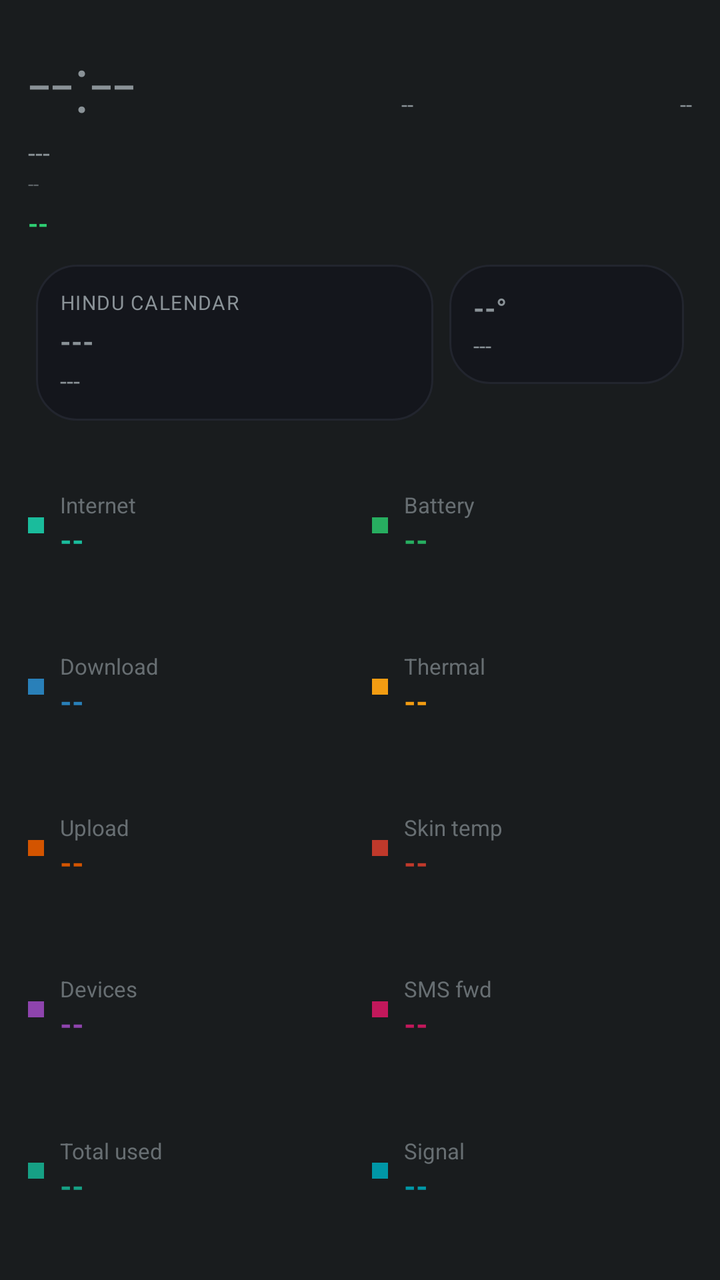
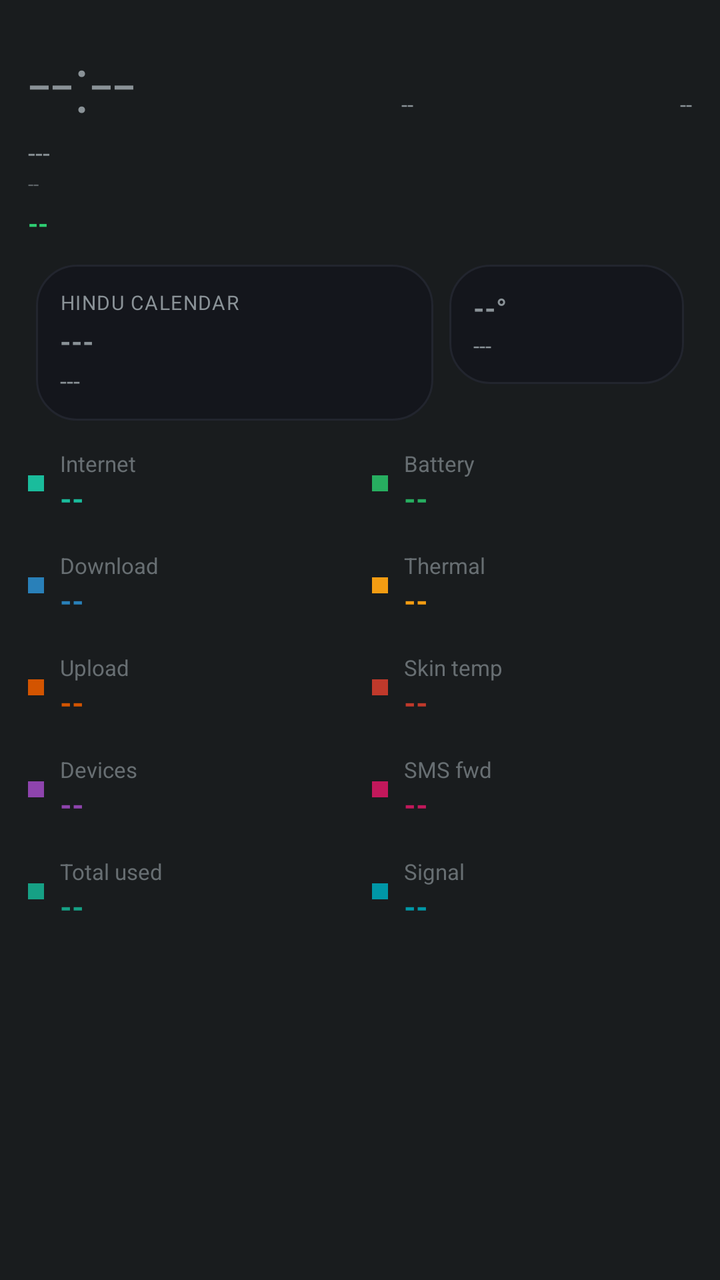

An Android layout rendered at two revisions. The XML below is the earlier revision; the diff shows what the commit changed to produce the second picture.
<!-- AndroidManifest.xml: application theme android:Theme.DeviceDefault.NoActionBar -->
<!-- res/layout/aod_layout_oneui_plus.xml -->
<?xml version="1.0" encoding="utf-8"?>
<LinearLayout xmlns:android="http://schemas.android.com/apk/res/android"
    android:id="@+id/bg_root"
    android:layout_width="match_parent"
    android:layout_height="match_parent"
    android:orientation="vertical"
    android:padding="14dp">

    <LinearLayout
        android:layout_width="match_parent"
        android:layout_height="wrap_content"
        android:orientation="horizontal">

        <TextView
            android:id="@+id/clock"
            android:layout_width="wrap_content"
            android:layout_height="wrap_content"
            android:textSize="40sp"
            android:fontFamily="sans-serif-light"
            android:text="--:--" />

        <TextView
            android:id="@+id/net_type_badge"
            android:layout_width="0dp"
            android:layout_height="wrap_content"
            android:layout_weight="1"
            android:layout_gravity="top"
            android:gravity="end"
            android:textSize="11sp"
            android:text="--" />

        <TextView
            android:id="@+id/akd_badge"
            android:layout_width="0dp"
            android:layout_height="wrap_content"
            android:layout_weight="1"
            android:layout_gravity="top"
            android:gravity="end"
            android:textSize="11sp"
            android:text="--" />
    </LinearLayout>

    <TextView
        android:id="@+id/date"
        android:layout_width="wrap_content"
        android:layout_height="wrap_content"
        android:textSize="13sp"
        android:text="---" />

    <TextView
        android:id="@+id/perf_badge"
        android:layout_width="wrap_content"
        android:layout_height="wrap_content"
        android:textSize="10sp"
        android:alpha="0.6"
        android:text="--" />

    <TextView
        android:id="@+id/health_badge"
        android:layout_width="wrap_content"
        android:layout_height="wrap_content"
        android:layout_marginTop="4dp"
        android:textAllCaps="true"
        android:textStyle="bold"
        android:textSize="13sp"
        android:textColor="#2ecc71"
        android:text="--" />

    <TextView
        android:id="@+id/muhurat_badge"
        android:layout_width="wrap_content"
        android:layout_height="wrap_content"
        android:textSize="11sp"
        android:textStyle="bold"
        android:visibility="gone"
        android:text="--" />

    <LinearLayout
        android:layout_width="match_parent"
        android:layout_height="wrap_content"
        android:orientation="horizontal"
        android:layout_marginTop="8dp">

        <LinearLayout
            android:id="@+id/panchang_card"
            android:layout_width="0dp"
            android:layout_height="wrap_content"
            android:layout_weight="1.7"
            android:layout_margin="4dp"
            android:background="@drawable/bg_card"
            android:orientation="vertical"
            android:gravity="center_vertical"
            android:padding="12dp">

            <TextView
                android:id="@+id/panchang_header"
                android:layout_width="wrap_content"
                android:layout_height="wrap_content"
                android:textSize="10sp"
                android:textAllCaps="true"
                android:letterSpacing="0.05"
                android:text="Hindu calendar" />

            <TextView
                android:id="@+id/panchang_tithi"
                android:layout_width="match_parent"
                android:layout_height="wrap_content"
                android:layout_marginTop="3dp"
                android:textStyle="bold"
                android:maxLines="1"
                android:autoSizeTextType="uniform"
                android:autoSizeMinTextSize="13sp"
                android:autoSizeMaxTextSize="18sp"
                android:text="---" />

            <TextView
                android:id="@+id/panchang_nakshatra"
                android:layout_width="match_parent"
                android:layout_height="wrap_content"
                android:layout_marginTop="2dp"
                android:textSize="12sp"
                android:maxLines="1"
                android:ellipsize="end"
                android:text="---" />
        </LinearLayout>

        <LinearLayout
            android:id="@+id/weather_card"
            android:layout_width="0dp"
            android:layout_height="wrap_content"
            android:layout_weight="1"
            android:layout_margin="4dp"
            android:background="@drawable/bg_card"
            android:orientation="vertical"
            android:gravity="center_vertical"
            android:padding="12dp">

            <TextView
                android:id="@+id/weather_temp"
                android:layout_width="match_parent"
                android:layout_height="wrap_content"
                android:textStyle="bold"
                android:maxLines="1"
                android:autoSizeTextType="uniform"
                android:autoSizeMinTextSize="14sp"
                android:autoSizeMaxTextSize="20sp"
                android:text="--°" />

            <TextView
                android:id="@+id/weather_condition"
                android:layout_width="match_parent"
                android:layout_height="wrap_content"
                android:layout_marginTop="2dp"
                android:textSize="11sp"
                android:maxLines="2"
                android:text="---" />
        </LinearLayout>
    </LinearLayout>

    
    <LinearLayout
        android:layout_width="match_parent"
        android:layout_height="0dp"
        android:layout_weight="1"
        android:orientation="horizontal"
        android:layout_marginTop="8dp">

        <LinearLayout android:layout_width="0dp" android:layout_height="match_parent" android:layout_weight="1" android:orientation="vertical" android:layout_marginEnd="6dp">
            <LinearLayout android:id="@+id/row8" android:layout_width="match_parent" android:layout_height="0dp" android:layout_weight="1" android:orientation="horizontal" android:gravity="center_vertical">
                <View android:layout_width="8dp" android:layout_height="8dp" android:layout_marginEnd="8dp" android:background="#1abc9c" />
                <LinearLayout android:layout_width="0dp" android:layout_height="wrap_content" android:layout_weight="1" android:orientation="vertical">
                    <TextView android:id="@+id/stat_label" android:layout_width="wrap_content" android:layout_height="wrap_content" android:textSize="11sp" android:alpha="0.7" android:text="Internet" />
                    <TextView android:id="@+id/stat_value" android:layout_width="wrap_content" android:layout_height="wrap_content" android:textStyle="bold" android:textSize="15sp" android:textColor="#1abc9c" android:text="--" />
                </LinearLayout>
            </LinearLayout>
            <LinearLayout android:id="@+id/row0" android:layout_width="match_parent" android:layout_height="0dp" android:layout_weight="1" android:orientation="horizontal" android:gravity="center_vertical">
                <View android:layout_width="8dp" android:layout_height="8dp" android:layout_marginEnd="8dp" android:background="#2980b9" />
                <LinearLayout android:layout_width="0dp" android:layout_height="wrap_content" android:layout_weight="1" android:orientation="vertical">
                    <TextView android:id="@+id/stat_label" android:layout_width="wrap_content" android:layout_height="wrap_content" android:textSize="11sp" android:alpha="0.7" android:text="Download" />
                    <TextView android:id="@+id/stat_value" android:layout_width="wrap_content" android:layout_height="wrap_content" android:textStyle="bold" android:textSize="15sp" android:textColor="#2980b9" android:text="--" />
                </LinearLayout>
            </LinearLayout>
            <LinearLayout android:id="@+id/row1" android:layout_width="match_parent" android:layout_height="0dp" android:layout_weight="1" android:orientation="horizontal" android:gravity="center_vertical">
                <View android:layout_width="8dp" android:layout_height="8dp" android:layout_marginEnd="8dp" android:background="#d35400" />
                <LinearLayout android:layout_width="0dp" android:layout_height="wrap_content" android:layout_weight="1" android:orientation="vertical">
                    <TextView android:id="@+id/stat_label" android:layout_width="wrap_content" android:layout_height="wrap_content" android:textSize="11sp" android:alpha="0.7" android:text="Upload" />
                    <TextView android:id="@+id/stat_value" android:layout_width="wrap_content" android:layout_height="wrap_content" android:textStyle="bold" android:textSize="15sp" android:textColor="#d35400" android:text="--" />
                </LinearLayout>
            </LinearLayout>
            <LinearLayout android:id="@+id/row2" android:layout_width="match_parent" android:layout_height="0dp" android:layout_weight="1" android:orientation="horizontal" android:gravity="center_vertical">
                <View android:layout_width="8dp" android:layout_height="8dp" android:layout_marginEnd="8dp" android:background="#8e44ad" />
                <LinearLayout android:layout_width="0dp" android:layout_height="wrap_content" android:layout_weight="1" android:orientation="vertical">
                    <TextView android:id="@+id/stat_label" android:layout_width="wrap_content" android:layout_height="wrap_content" android:textSize="11sp" android:alpha="0.7" android:text="Devices" />
                    <TextView android:id="@+id/stat_value" android:layout_width="wrap_content" android:layout_height="wrap_content" android:textStyle="bold" android:textSize="15sp" android:textColor="#8e44ad" android:text="--" />
                </LinearLayout>
            </LinearLayout>
            <LinearLayout android:id="@+id/row3" android:layout_width="match_parent" android:layout_height="0dp" android:layout_weight="1" android:orientation="horizontal" android:gravity="center_vertical">
                <View android:layout_width="8dp" android:layout_height="8dp" android:layout_marginEnd="8dp" android:background="#16a085" />
                <LinearLayout android:layout_width="0dp" android:layout_height="wrap_content" android:layout_weight="1" android:orientation="vertical">
                    <TextView android:id="@+id/stat_label" android:layout_width="wrap_content" android:layout_height="wrap_content" android:textSize="11sp" android:alpha="0.7" android:text="Total used" />
                    <TextView android:id="@+id/stat_value" android:layout_width="wrap_content" android:layout_height="wrap_content" android:textStyle="bold" android:textSize="15sp" android:textColor="#16a085" android:text="--" />
                </LinearLayout>
            </LinearLayout>
        </LinearLayout>

        <LinearLayout android:layout_width="0dp" android:layout_height="match_parent" android:layout_weight="1" android:orientation="vertical" android:layout_marginStart="6dp">
            <LinearLayout android:id="@+id/row4" android:layout_width="match_parent" android:layout_height="0dp" android:layout_weight="1" android:orientation="horizontal" android:gravity="center_vertical">
                <View android:layout_width="8dp" android:layout_height="8dp" android:layout_marginEnd="8dp" android:background="#27ae60" />
                <LinearLayout android:layout_width="0dp" android:layout_height="wrap_content" android:layout_weight="1" android:orientation="vertical">
                    <TextView android:id="@+id/stat_label" android:layout_width="wrap_content" android:layout_height="wrap_content" android:textSize="11sp" android:alpha="0.7" android:text="Battery" />
                    <TextView android:id="@+id/stat_value" android:layout_width="wrap_content" android:layout_height="wrap_content" android:textStyle="bold" android:textSize="15sp" android:textColor="#27ae60" android:text="--" />
                </LinearLayout>
            </LinearLayout>
            <LinearLayout android:id="@+id/row5" android:layout_width="match_parent" android:layout_height="0dp" android:layout_weight="1" android:orientation="horizontal" android:gravity="center_vertical">
                <View android:layout_width="8dp" android:layout_height="8dp" android:layout_marginEnd="8dp" android:background="#f39c12" />
                <LinearLayout android:layout_width="0dp" android:layout_height="wrap_content" android:layout_weight="1" android:orientation="vertical">
                    <TextView android:id="@+id/stat_label" android:layout_width="wrap_content" android:layout_height="wrap_content" android:textSize="11sp" android:alpha="0.7" android:text="Thermal" />
                    <TextView android:id="@+id/stat_value" android:layout_width="wrap_content" android:layout_height="wrap_content" android:textStyle="bold" android:textSize="15sp" android:textColor="#f39c12" android:text="--" />
                </LinearLayout>
            </LinearLayout>
            <LinearLayout android:id="@+id/row6" android:layout_width="match_parent" android:layout_height="0dp" android:layout_weight="1" android:orientation="horizontal" android:gravity="center_vertical">
                <View android:layout_width="8dp" android:layout_height="8dp" android:layout_marginEnd="8dp" android:background="#c0392b" />
                <LinearLayout android:layout_width="0dp" android:layout_height="wrap_content" android:layout_weight="1" android:orientation="vertical">
                    <TextView android:id="@+id/stat_label" android:layout_width="wrap_content" android:layout_height="wrap_content" android:textSize="11sp" android:alpha="0.7" android:text="Skin temp" />
                    <TextView android:id="@+id/stat_value" android:layout_width="wrap_content" android:layout_height="wrap_content" android:textStyle="bold" android:textSize="15sp" android:textColor="#c0392b" android:text="--" />
                </LinearLayout>
            </LinearLayout>
            <LinearLayout android:id="@+id/row7" android:layout_width="match_parent" android:layout_height="0dp" android:layout_weight="1" android:orientation="horizontal" android:gravity="center_vertical">
                <View android:layout_width="8dp" android:layout_height="8dp" android:layout_marginEnd="8dp" android:background="#c2185b" />
                <LinearLayout android:layout_width="0dp" android:layout_height="wrap_content" android:layout_weight="1" android:orientation="vertical">
                    <TextView android:id="@+id/stat_label" android:layout_width="wrap_content" android:layout_height="wrap_content" android:textSize="11sp" android:alpha="0.7" android:text="SMS fwd" />
                    <TextView android:id="@+id/stat_value" android:layout_width="wrap_content" android:layout_height="wrap_content" android:textStyle="bold" android:textSize="15sp" android:textColor="#c2185b" android:text="--" />
                </LinearLayout>
            </LinearLayout>
            <LinearLayout android:id="@+id/row9" android:layout_width="match_parent" android:layout_height="0dp" android:layout_weight="1" android:orientation="horizontal" android:gravity="center_vertical">
                <View android:layout_width="8dp" android:layout_height="8dp" android:layout_marginEnd="8dp" android:background="#0097a7" />
                <LinearLayout android:layout_width="0dp" android:layout_height="wrap_content" android:layout_weight="1" android:orientation="vertical">
                    <TextView android:id="@+id/stat_label" android:layout_width="wrap_content" android:layout_height="wrap_content" android:textSize="11sp" android:alpha="0.7" android:text="Signal" />
                    <TextView android:id="@+id/stat_value" android:layout_width="wrap_content" android:layout_height="wrap_content" android:textStyle="bold" android:textSize="15sp" android:textColor="#0097a7" android:text="--" />
                </LinearLayout>
            </LinearLayout>
        </LinearLayout>
    </LinearLayout>

</LinearLayout>
<!-- resources referenced by this layout -->
<resources>
  <!-- drawable bg_card (drawable) -->
  <?xml version="1.0" encoding="utf-8"?>
  <shape xmlns:android="http://schemas.android.com/apk/res/android">
      <solid android:color="#14161C" />
      <corners android:radius="20dp" />
      <stroke android:width="1dp" android:color="#22252E" />
  </shape>
</resources>

<!-- the commit's change to res/layout/aod_layout_oneui_plus.xml (unified diff, before → after) -->
@@ -160,41 +160,40 @@
     
     <LinearLayout
         android:layout_width="match_parent"
-        android:layout_height="0dp"
-        android:layout_weight="1"
+        android:layout_height="wrap_content"
         android:orientation="horizontal"
-        android:layout_marginTop="8dp">
-
-        <LinearLayout android:layout_width="0dp" android:layout_height="match_parent" android:layout_weight="1" android:orientation="vertical" android:layout_marginEnd="6dp">
-            <LinearLayout android:id="@+id/row8" android:layout_width="match_parent" android:layout_height="0dp" android:layout_weight="1" android:orientation="horizontal" android:gravity="center_vertical">
+        android:layout_marginTop="10dp">
+
+        <LinearLayout android:layout_width="0dp" android:layout_height="wrap_content" android:layout_weight="1" android:orientation="vertical" android:layout_marginEnd="6dp">
+            <LinearLayout android:id="@+id/row8" android:layout_width="match_parent" android:layout_height="wrap_content" android:orientation="horizontal" android:gravity="center_vertical" android:layout_marginBottom="16dp">
                 <View android:layout_width="8dp" android:layout_height="8dp" android:layout_marginEnd="8dp" android:background="#1abc9c" />
                 <LinearLayout android:layout_width="0dp" android:layout_height="wrap_content" android:layout_weight="1" android:orientation="vertical">
                     <TextView android:id="@+id/stat_label" android:layout_width="wrap_content" android:layout_height="wrap_content" android:textSize="11sp" android:alpha="0.7" android:text="Internet" />
                     <TextView android:id="@+id/stat_value" android:layout_width="wrap_content" android:layout_height="wrap_content" android:textStyle="bold" android:textSize="15sp" android:textColor="#1abc9c" android:text="--" />
                 </LinearLayout>
             </LinearLayout>
-            <LinearLayout android:id="@+id/row0" android:layout_width="match_parent" android:layout_height="0dp" android:layout_weight="1" android:orientation="horizontal" android:gravity="center_vertical">
+            <LinearLayout android:id="@+id/row0" android:layout_width="match_parent" android:layout_height="wrap_content" android:orientation="horizontal" android:gravity="center_vertical" android:layout_marginBottom="16dp">
                 <View android:layout_width="8dp" android:layout_height="8dp" android:layout_marginEnd="8dp" android:background="#2980b9" />
                 <LinearLayout android:layout_width="0dp" android:layout_height="wrap_content" android:layout_weight="1" android:orientation="vertical">
                     <TextView android:id="@+id/stat_label" android:layout_width="wrap_content" android:layout_height="wrap_content" android:textSize="11sp" android:alpha="0.7" android:text="Download" />
                     <TextView android:id="@+id/stat_value" android:layout_width="wrap_content" android:layout_height="wrap_content" android:textStyle="bold" android:textSize="15sp" android:textColor="#2980b9" android:text="--" />
                 </LinearLayout>
             </LinearLayout>
-            <LinearLayout android:id="@+id/row1" android:layout_width="match_parent" android:layout_height="0dp" android:layout_weight="1" android:orientation="horizontal" android:gravity="center_vertical">
+            <LinearLayout android:id="@+id/row1" android:layout_width="match_parent" android:layout_height="wrap_content" android:orientation="horizontal" android:gravity="center_vertical" android:layout_marginBottom="16dp">
                 <View android:layout_width="8dp" android:layout_height="8dp" android:layout_marginEnd="8dp" android:background="#d35400" />
                 <LinearLayout android:layout_width="0dp" android:layout_height="wrap_content" android:layout_weight="1" android:orientation="vertical">
                     <TextView android:id="@+id/stat_label" android:layout_width="wrap_content" android:layout_height="wrap_content" android:textSize="11sp" android:alpha="0.7" android:text="Upload" />
                     <TextView android:id="@+id/stat_value" android:layout_width="wrap_content" android:layout_height="wrap_content" android:textStyle="bold" android:textSize="15sp" android:textColor="#d35400" android:text="--" />
                 </LinearLayout>
             </LinearLayout>
-            <LinearLayout android:id="@+id/row2" android:layout_width="match_parent" android:layout_height="0dp" android:layout_weight="1" android:orientation="horizontal" android:gravity="center_vertical">
+            <LinearLayout android:id="@+id/row2" android:layout_width="match_parent" android:layout_height="wrap_content" android:orientation="horizontal" android:gravity="center_vertical" android:layout_marginBottom="16dp">
                 <View android:layout_width="8dp" android:layout_height="8dp" android:layout_marginEnd="8dp" android:background="#8e44ad" />
                 <LinearLayout android:layout_width="0dp" android:layout_height="wrap_content" android:layout_weight="1" android:orientation="vertical">
                     <TextView android:id="@+id/stat_label" android:layout_width="wrap_content" android:layout_height="wrap_content" android:textSize="11sp" android:alpha="0.7" android:text="Devices" />
                     <TextView android:id="@+id/stat_value" android:layout_width="wrap_content" android:layout_height="wrap_content" android:textStyle="bold" android:textSize="15sp" android:textColor="#8e44ad" android:text="--" />
                 </LinearLayout>
             </LinearLayout>
-            <LinearLayout android:id="@+id/row3" android:layout_width="match_parent" android:layout_height="0dp" android:layout_weight="1" android:orientation="horizontal" android:gravity="center_vertical">
+            <LinearLayout android:id="@+id/row3" android:layout_width="match_parent" android:layout_height="wrap_content" android:orientation="horizontal" android:gravity="center_vertical" android:layout_marginBottom="16dp">
                 <View android:layout_width="8dp" android:layout_height="8dp" android:layout_marginEnd="8dp" android:background="#16a085" />
                 <LinearLayout android:layout_width="0dp" android:layout_height="wrap_content" android:layout_weight="1" android:orientation="vertical">
                     <TextView android:id="@+id/stat_label" android:layout_width="wrap_content" android:layout_height="wrap_content" android:textSize="11sp" android:alpha="0.7" android:text="Total used" />
@@ -203,36 +202,36 @@
             </LinearLayout>
         </LinearLayout>
 
-        <LinearLayout android:layout_width="0dp" android:layout_height="match_parent" android:layout_weight="1" android:orientation="vertical" android:layout_marginStart="6dp">
-            <LinearLayout android:id="@+id/row4" android:layout_width="match_parent" android:layout_height="0dp" android:layout_weight="1" android:orientation="horizontal" android:gravity="center_vertical">
+        <LinearLayout android:layout_width="0dp" android:layout_height="wrap_content" android:layout_weight="1" android:orientation="vertical" android:layout_marginStart="6dp">
+            <LinearLayout android:id="@+id/row4" android:layout_width="match_parent" android:layout_height="wrap_content" android:orientation="horizontal" android:gravity="center_vertical" android:layout_marginBottom="16dp">
                 <View android:layout_width="8dp" android:layout_height="8dp" android:layout_marginEnd="8dp" android:background="#27ae60" />
                 <LinearLayout android:layout_width="0dp" android:layout_height="wrap_content" android:layout_weight="1" android:orientation="vertical">
                     <TextView android:id="@+id/stat_label" android:layout_width="wrap_content" android:layout_height="wrap_content" android:textSize="11sp" android:alpha="0.7" android:text="Battery" />
                     <TextView android:id="@+id/stat_value" android:layout_width="wrap_content" android:layout_height="wrap_content" android:textStyle="bold" android:textSize="15sp" android:textColor="#27ae60" android:text="--" />
                 </LinearLayout>
             </LinearLayout>
-            <LinearLayout android:id="@+id/row5" android:layout_width="match_parent" android:layout_height="0dp" android:layout_weight="1" android:orientation="horizontal" android:gravity="center_vertical">
+            <LinearLayout android:id="@+id/row5" android:layout_width="match_parent" android:layout_height="wrap_content" android:orientation="horizontal" android:gravity="center_vertical" android:layout_marginBottom="16dp">
                 <View android:layout_width="8dp" android:layout_height="8dp" android:layout_marginEnd="8dp" android:background="#f39c12" />
                 <LinearLayout android:layout_width="0dp" android:layout_height="wrap_content" android:layout_weight="1" android:orientation="vertical">
                     <TextView android:id="@+id/stat_label" android:layout_width="wrap_content" android:layout_height="wrap_content" android:textSize="11sp" android:alpha="0.7" android:text="Thermal" />
                     <TextView android:id="@+id/stat_value" android:layout_width="wrap_content" android:layout_height="wrap_content" android:textStyle="bold" android:textSize="15sp" android:textColor="#f39c12" android:text="--" />
                 </LinearLayout>
             </LinearLayout>
-            <LinearLayout android:id="@+id/row6" android:layout_width="match_parent" android:layout_height="0dp" android:layout_weight="1" android:orientation="horizontal" android:gravity="center_vertical">
+            <LinearLayout android:id="@+id/row6" android:layout_width="match_parent" android:layout_height="wrap_content" android:orientation="horizontal" android:gravity="center_vertical" android:layout_marginBottom="16dp">
                 <View android:layout_width="8dp" android:layout_height="8dp" android:layout_marginEnd="8dp" android:background="#c0392b" />
                 <LinearLayout android:layout_width="0dp" android:layout_height="wrap_content" android:layout_weight="1" android:orientation="vertical">
                     <TextView android:id="@+id/stat_label" android:layout_width="wrap_content" android:layout_height="wrap_content" android:textSize="11sp" android:alpha="0.7" android:text="Skin temp" />
                     <TextView android:id="@+id/stat_value" android:layout_width="wrap_content" android:layout_height="wrap_content" android:textStyle="bold" android:textSize="15sp" android:textColor="#c0392b" android:text="--" />
                 </LinearLayout>
             </LinearLayout>
-            <LinearLayout android:id="@+id/row7" android:layout_width="match_parent" android:layout_height="0dp" android:layout_weight="1" android:orientation="horizontal" android:gravity="center_vertical">
+            <LinearLayout android:id="@+id/row7" android:layout_width="match_parent" android:layout_height="wrap_content" android:orientation="horizontal" android:gravity="center_vertical" android:layout_marginBottom="16dp">
                 <View android:layout_width="8dp" android:layout_height="8dp" android:layout_marginEnd="8dp" android:background="#c2185b" />
                 <LinearLayout android:layout_width="0dp" android:layout_height="wrap_content" android:layout_weight="1" android:orientation="vertical">
                     <TextView android:id="@+id/stat_label" android:layout_width="wrap_content" android:layout_height="wrap_content" android:textSize="11sp" android:alpha="0.7" android:text="SMS fwd" />
                     <TextView android:id="@+id/stat_value" android:layout_width="wrap_content" android:layout_height="wrap_content" android:textStyle="bold" android:textSize="15sp" android:textColor="#c2185b" android:text="--" />
                 </LinearLayout>
             </LinearLayout>
-            <LinearLayout android:id="@+id/row9" android:layout_width="match_parent" android:layout_height="0dp" android:layout_weight="1" android:orientation="horizontal" android:gravity="center_vertical">
+            <LinearLayout android:id="@+id/row9" android:layout_width="match_parent" android:layout_height="wrap_content" android:orientation="horizontal" android:gravity="center_vertical" android:layout_marginBottom="16dp">
                 <View android:layout_width="8dp" android:layout_height="8dp" android:layout_marginEnd="8dp" android:background="#0097a7" />
                 <LinearLayout android:layout_width="0dp" android:layout_height="wrap_content" android:layout_weight="1" android:orientation="vertical">
                     <TextView android:id="@+id/stat_label" android:layout_width="wrap_content" android:layout_height="wrap_content" android:textSize="11sp" android:alpha="0.7" android:text="Signal" />
